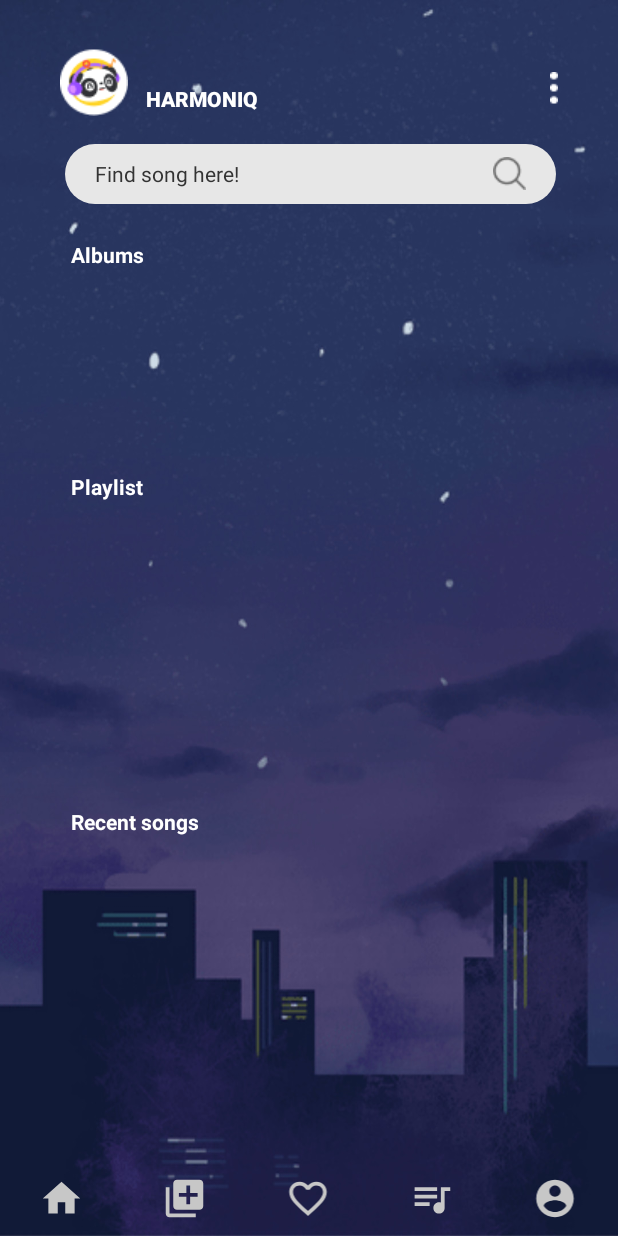
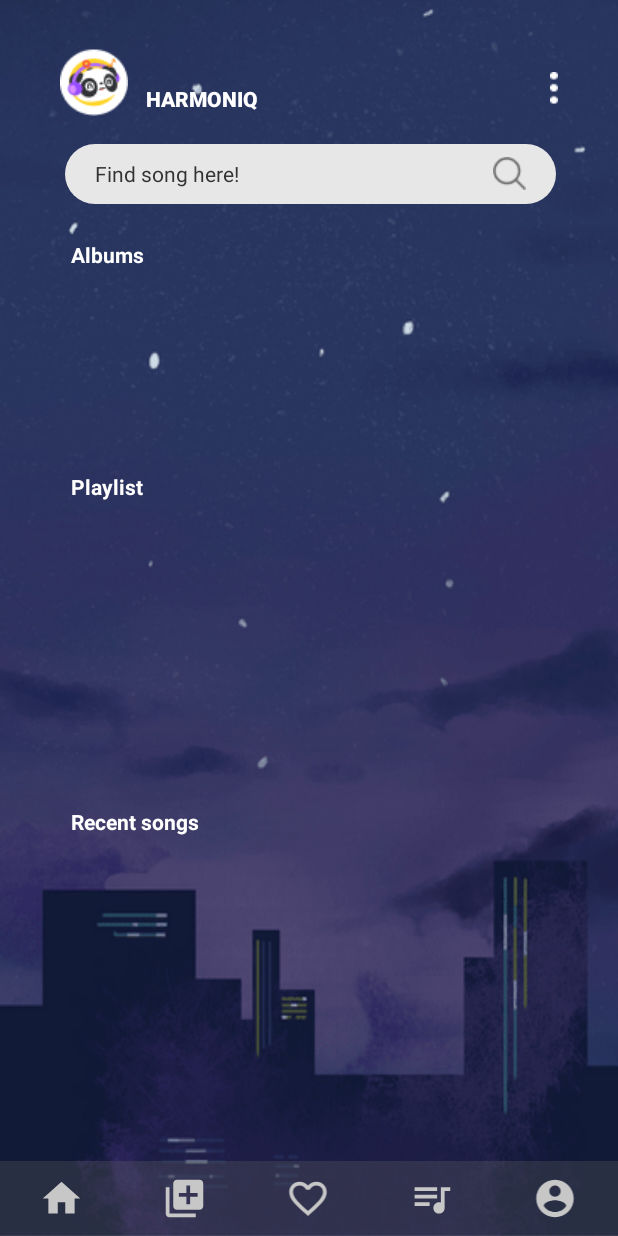
Before and after one commit to ndthanh143/Music-App, an Android app: the screen it shows after launch (MainActivity), on a phone screen of 412 x 824 dp. Run offline under Robolectric (Android 15) with nearby library versions, the light colour scheme and no system bars.

Commit message:
Fix bottom app bar color

```diff
--- a/app/src/main/res/layout/activity_main.xml
+++ b/app/src/main/res/layout/activity_main.xml
@@ -142,7 +142,8 @@
 
     <androidx.coordinatorlayout.widget.CoordinatorLayout
         android:layout_width="match_parent"
-        android:layout_height="40dp"
+        android:layout_height="50dp"
+        android:background="#4D616161"
         app:layout_constraintBottom_toBottomOf="parent"
         app:layout_constraintEnd_toEndOf="parent"
         app:layout_constraintStart_toStartOf="parent">
@@ -155,6 +156,7 @@
                 android:id="@+id/home"
                 android:layout_width="0dp"
                 android:layout_height="wrap_content"
+                android:layout_marginTop="10dp"
                 android:layout_weight="0.2">
 
                 <ImageView
@@ -168,6 +170,7 @@
                 android:id="@+id/addMore"
                 android:layout_width="0dp"
                 android:layout_height="match_parent"
+                android:layout_marginTop="10dp"
                 android:layout_weight="0.2"
                 android:orientation="vertical">
 
@@ -189,6 +192,7 @@
                     android:id="@+id/ivFavourite"
                     android:layout_width="match_parent"
                     android:layout_height="wrap_content"
+                    android:layout_marginTop="10dp"
                     app:srcCompat="@drawable/ic_favourite_btn" />
             </LinearLayout>
 
@@ -196,6 +200,7 @@
                 android:id="@+id/explore"
                 android:layout_width="0dp"
                 android:layout_height="match_parent"
+                android:layout_marginTop="10dp"
                 android:layout_weight="0.2"
                 android:orientation="vertical">
 
@@ -209,7 +214,8 @@
             <LinearLayout
                 android:id="@+id/account"
                 android:layout_width="0dp"
-                android:layout_height="match_parent"
+                android:layout_height="wrap_content"
+                android:layout_marginTop="10dp"
                 android:layout_weight="0.2"
                 android:orientation="vertical">
 
```
